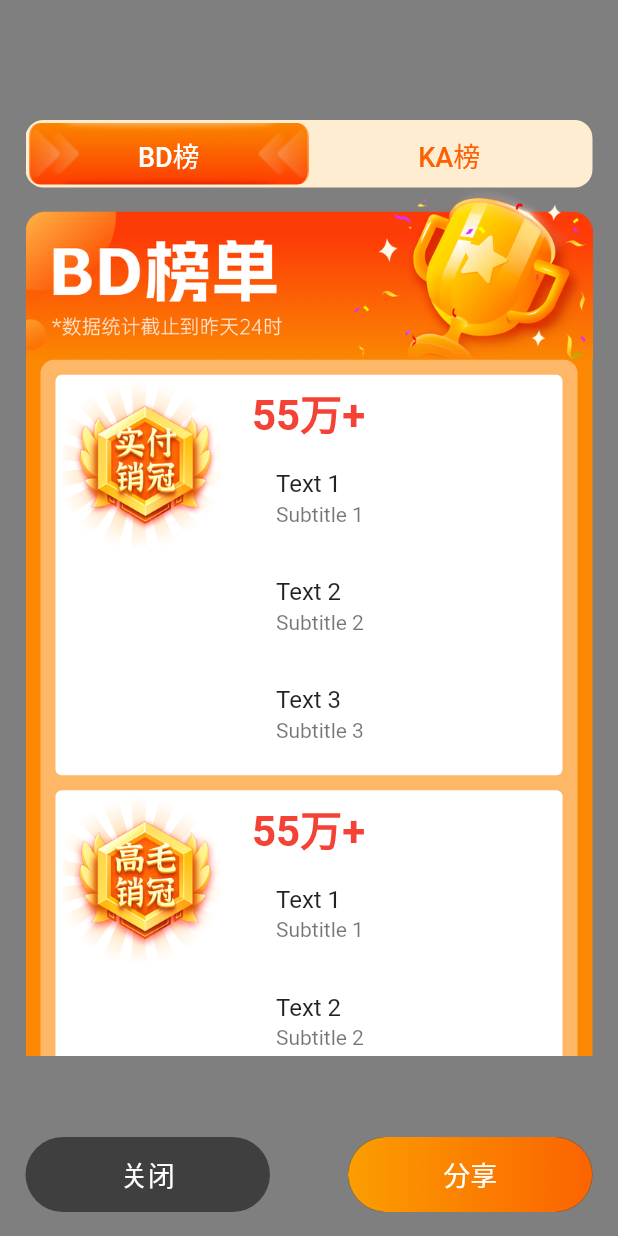
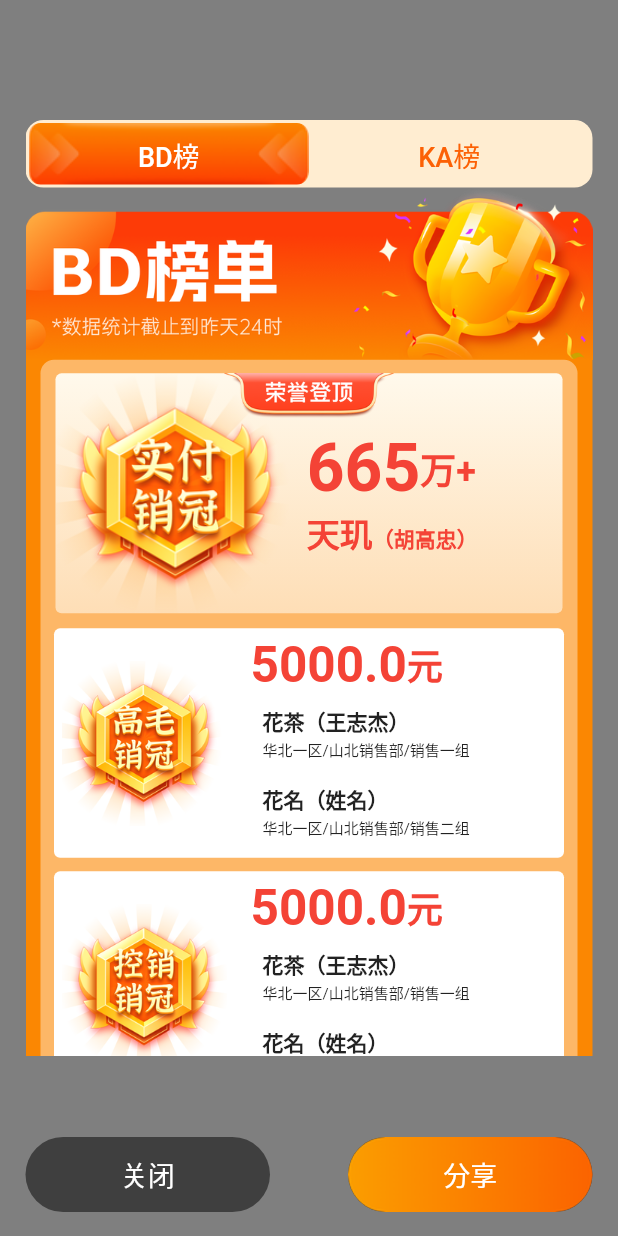
Before and after one commit to biyuhuaping/flutter_sdk_demo, a Flutter app: the SharePageView screen opened directly, on a phone screen of 412 x 824 dp. Run offline on Flutter 3.47's test engine with Material 2 defaults, Android fonts, the phone set to English and light mode, and no system bars; our stand-ins replace share_plus; missing offline and left inert: dart:ffi, draggable_widget.

Commit message:
添加登顶销冠样式

```diff
--- a/lib/share_content_page.dart
+++ b/lib/share_content_page.dart
@@ -60,7 +60,7 @@ class _ShareContentPageState extends State<ShareContentPage> {
               child: Column(
                 children: <Widget>[
                   buildContentView(context), //排名数据
-                  buildRichText(), //富文本
+                  buildEncourageText(), //底部激励文本
                   buildFooterView(), //底部白色内容
                 ],
               ),
@@ -131,32 +131,36 @@ class _ShareContentPageState extends State<ShareContentPage> {
       'assets/share_dept3.png',
     ];
 
+    List<Widget> children = imageUrls.map((imageUrl) {
+      ImageProvider image = AssetImage(imageUrl);
+      Widget widget = buildItemImageWithText(image);
+      return buildContentGroup(widget);
+    }).toList();
+
+    //如果是自己，也是登顶了，就显示登顶样式
+    if (1 == 1){
+      // 替换第一个元素
+      children[0] = buildGroupOfMyTop();
+    }
+
     return Container(
-      margin: const EdgeInsets.only(left: 10,right: 10,bottom: 10),
-      padding: const EdgeInsets.only(top: 10),
+      margin: const EdgeInsets.only(left: 10, right: 10, bottom: 10),
+      padding: const EdgeInsets.only(top: 9),
       decoration: BoxDecoration(
         color: Colors.white.withOpacity(0.4),
         borderRadius: BorderRadius.circular(9),
       ),
-      child: ListView.builder(
-        shrinkWrap: true,
-        padding: EdgeInsets.zero,
-        physics: NeverScrollableScrollPhysics(),
-        itemCount: imageUrls.length,
-        itemBuilder: (BuildContext context, int index) {
-          ImageProvider image = AssetImage(imageUrls[index]);
-          List<String> texts = ['Text 1', 'Text 2', 'Text 3'];
-          Widget widget = buildImageWithText(image, texts);
-          return buildContentGroup(context: context, child: widget);
-        },
+      child: Column(
+        crossAxisAlignment: CrossAxisAlignment.stretch,
+        children: children,
       ),
     );
   }
 
-  // 每组样式
-  Widget buildContentGroup({required BuildContext context, Widget? child}) {
+  // 每个分组的样式
+  Widget buildContentGroup(Widget? child) {
     return Container(
-      margin: const EdgeInsets.only(left: 10, right: 10, bottom: 10), //外边距
+      margin: const EdgeInsets.only(left: 9, right: 9, bottom: 9), //外边距
       padding: const EdgeInsets.all(5), //内边距
       decoration: BoxDecoration(
         color: Colors.white,
@@ -166,15 +170,122 @@ class _ShareContentPageState extends State<ShareContentPage> {
     );
   }
 
+  //我登顶的样式
+  Widget buildGroupOfMyTop(){
+    Widget widget = Container(
+      margin: EdgeInsets.only(left: 10, right: 10, bottom: 10),
+      height: 160,
+      decoration: BoxDecoration(
+        borderRadius: BorderRadius.circular(4),
+        // border: Border.all(
+        //   color: Color(0xFFCC7200), // 边框的颜色
+        //   width: 1.0, // 边框的宽度
+        // ),
+        gradient: const LinearGradient(
+          colors: [Color(0xFFFFF9EC), Color(0xFFFEDEB6)], // 渐变的颜色数组
+          begin: Alignment.topCenter, // 渐变的起点位置
+          end: Alignment.bottomCenter, // 渐变的终点位置
+          stops: [0.0, 1.0], // 渐变颜色的分布位置，范围是0.0到1.0
+        ),
+      ),
+      child: buildTopImageWithText(),
+    );
+    Widget stack = Stack(
+      children: [
+        widget,
+        Align(
+          alignment: Alignment.center,
+          child: Image.asset('assets/share_top.png',width: 127, height: 30,),
+        ),
+      ],
+    );
+    return stack;
+  }
+
+  //登顶内容：图片、文字
+  Widget buildTopImageWithText() {
+    Map<String, String> amountMap = formatAmount(6650000);
+
+    return Container(
+      // color: Colors.green,
+      child: Row(
+        children: <Widget>[
+          Container(
+            child: Image.asset(
+              'assets/share_dept1.png',
+            ),
+          ),
+          const SizedBox(width: 7.5),
+          Expanded(
+            child: Column(
+              crossAxisAlignment: CrossAxisAlignment.start,
+              mainAxisAlignment: MainAxisAlignment.center,
+              children: <Widget>[
+                Row(
+                  mainAxisAlignment: MainAxisAlignment.start,
+                  children: [
+                    Text(
+                      amountMap['value']!,
+                      style: const TextStyle(
+                        fontSize: 44,
+                        color: Colors.red,
+                        fontWeight: FontWeight.bold,
+                      ),
+                    ),
+                    Text(amountMap['unit']!,
+                      style: const TextStyle(
+                      fontSize: 24,
+                      color: Colors.red,
+                      fontWeight: FontWeight.bold,
+                    ),
+                    ),
+                  ],
+                ),
+                // SizedBox(height: 2),
+                RichText(
+                  text:const TextSpan(
+                    children: [
+                      TextSpan(
+                        text: '天玑',
+                        style: TextStyle(
+                          fontSize: 22,
+                          color: Colors.red,
+                          fontWeight: FontWeight.w600,
+                        ),
+                      ),
+                      TextSpan(
+                        text: '（胡高忠）',
+                        style: TextStyle(
+                          fontSize: 14,
+                          color: Colors.red,
+                          fontWeight: FontWeight.w600,
+                        ),
+                      ),
+                    ],
+                  ),
+                ),
+              ],
+            ),
+          ),
+        ],
+      ),
+    );
+  }
+
   //item 单组数据 图片和文字
-  Widget buildImageWithText(ImageProvider image, List<String> texts) {
+  Widget buildItemImageWithText(ImageProvider image) {
+    List<String> texts = [
+      '花茶（王志杰）',
+      '花名（姓名）',
+      // 'Text 3'
+    ];
     List<String> subTitles = [
-      'Subtitle 1',
-      'Subtitle 2',
-      'Subtitle 3',
+      '华北一区/山北销售部/销售一组',
+      '华北一区/山北销售部/销售二组',
+      '华北一区/山北销售部/销售三组',
     ];
     return Row(
-      crossAxisAlignment: CrossAxisAlignment.start,
+      crossAxisAlignment: CrossAxisAlignment.center,
       children: [
         Container(
           width: 110, // 图片宽度
@@ -196,7 +307,10 @@ class _ShareContentPageState extends State<ShareContentPage> {
 
   // 每条内容
   Widget buildItemWidget(
-      String title, List<String> mainTitles, List<String> subTitles) {
+      String title,
+      List<String> mainTitles,
+      List<String> subTitles,
+      ) {
     return ListView.builder(
       padding: EdgeInsets.zero,
       physics: NeverScrollableScrollPhysics(),
@@ -204,7 +318,8 @@ class _ShareContentPageState extends State<ShareContentPage> {
       itemCount: mainTitles.length + 1,
       itemBuilder: (context, index) {
         if (index == 0) {
-          return Text(
+          return buildItemFormatText(5000);
+            Text(
             title,
             style: const TextStyle(
               fontSize: 28,
@@ -214,17 +329,86 @@ class _ShareContentPageState extends State<ShareContentPage> {
           );
         } else {
           final itemIndex = index - 1;
-          return ListTile(
-            title: Text(mainTitles[itemIndex]),
-            subtitle: Text(subTitles[itemIndex]),
+          return Container(
+            // color: Colors.red,
+            padding: EdgeInsets.all(8),
+            child: Column(
+              crossAxisAlignment: CrossAxisAlignment.start,
+              children: [
+                Text(
+                  mainTitles[itemIndex],
+                  style: const TextStyle(
+                    fontSize: 14,
+                    fontWeight: FontWeight.bold,
+                  ),
+                ),
+                Text(
+                  subTitles[itemIndex],
+                  style: const TextStyle(
+                    fontSize: 10,
+                  ),
+                ),
+              ],
+            ),
           );
         }
       },
     );
   }
 
-  //底部富文本
-  Widget buildRichText() {
+  //处理item内，
+  Widget buildItemFormatText(double amount) {
+    String string; // 金额
+    String unit; // 单位
+    if (amount < 10000) {
+      string = amount.toString(); // 元
+      unit = '元';
+    } else {
+      int tenThousand = amount ~/ 10000;
+      string = '$tenThousand'; // 万+
+      unit = '万+';
+    }
+
+    return DefaultTextStyle(
+      style: const TextStyle(
+        fontSize: 24,
+        color: Colors.red,
+        fontWeight: FontWeight.w600,
+      ),
+      child: Row(
+        mainAxisAlignment: MainAxisAlignment.start,
+        children: [
+          Text(
+            string,
+            style: const TextStyle(
+              fontSize: 33,
+              fontWeight: FontWeight.bold,
+            ),
+          ),
+          Text(unit),
+        ],
+      ),
+    );
+  }
+
+  /// 格式化金额和单位 元/万+
+  Map<String, String> formatAmount(double amount) {
+    String value; // 金额
+    String unit; // 单位
+    if (amount < 10000) {
+      value = amount.toString(); // 元
+      unit = '元';
+    } else {
+      int tenThousand = amount ~/ 10000;
+      value = '$tenThousand'; // 万+
+      unit = '万+';
+    }
+    return {'value': value, 'unit': unit};
+  }
+
+
+  //底部激励文本
+  Widget buildEncourageText() {
     return Container(
       color: Color(0xFFFB8702),
       padding: const EdgeInsets.only(left: 10, right: 10),
```
Also changed, not shown: assets/share_top.png (added).
